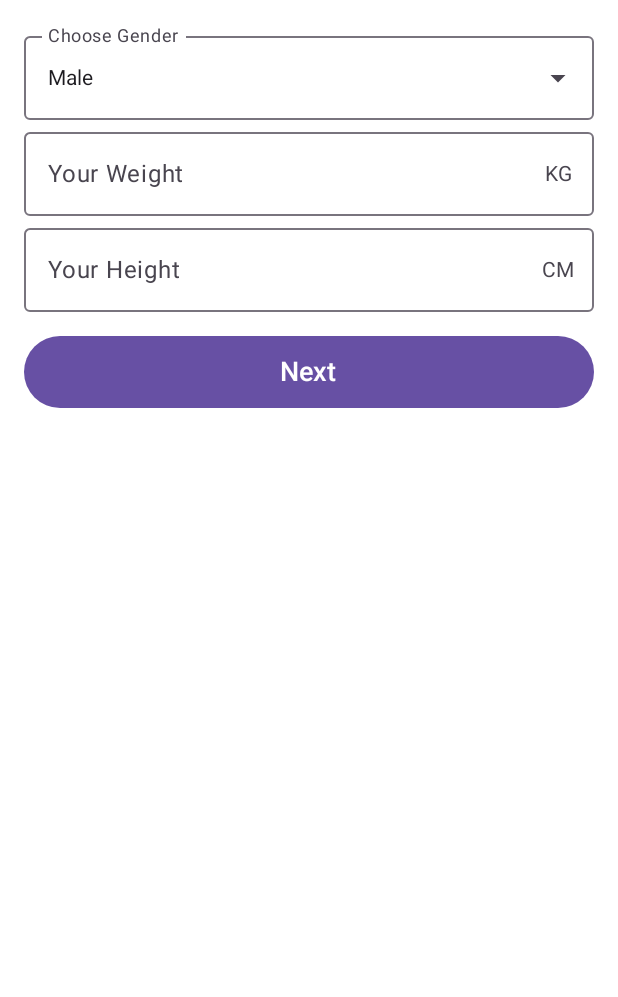
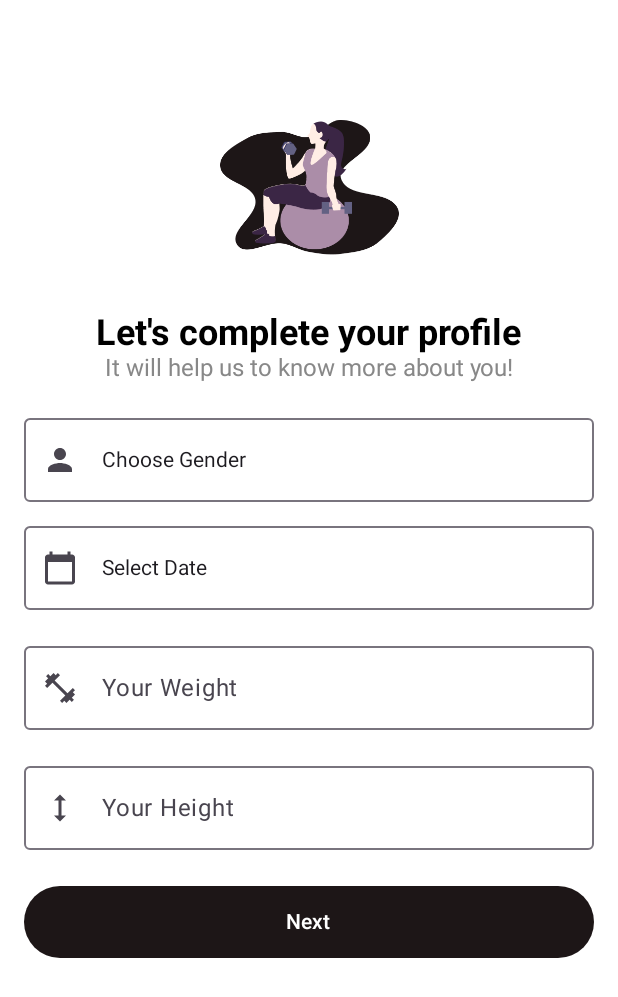
Before and after one commit to Haikalwelp/DreamShape-Fitness, an Android app built with Jetpack Compose: the @Preview function CompleteProfileScreenPreview, on a phone screen of 412 x 824 dp. Shown: the top 997 px of the screen. Run offline under Robolectric (Android 15) with nearby library versions, the phone set to English and light mode, and no system bars.

Commit message:
v 0.0.4
Updated RegisterCont.kt screen.
Updated AppComponents.kt

```diff
--- a/app/src/main/AndroidManifest.xml
+++ b/app/src/main/AndroidManifest.xml
@@ -4,7 +4,6 @@
 
     <uses-permission android:name="android.permission.INTERNET" />
     <uses-permission android:name="android.permission.ACCESS_NETWORK_STATE" />
-
 
     <application
         android:allowBackup="true"
@@ -16,6 +15,9 @@
         android:supportsRtl="true"
         android:theme="@style/Theme.DSFitness"
         tools:targetApi="31">
+        <activity
+            android:name=".screens.Home"
+            android:exported="false" />
         <activity
             android:name=".MainActivity"
             android:exported="true"
--- a/app/src/main/java/com/dreamshape/dsfitness/components/AppComponents.kt
+++ b/app/src/main/java/com/dreamshape/dsfitness/components/AppComponents.kt
@@ -1,17 +1,26 @@
+@file:OptIn(ExperimentalMaterial3Api::class)
+
 package com.dreamshape.dsfitness.components
 
+import androidx.appcompat.app.AppCompatActivity
 import androidx.compose.foundation.Image
 import androidx.compose.foundation.background
-import androidx.compose.foundation.layout.Spacer
+import androidx.compose.foundation.clickable
 import androidx.compose.foundation.layout.aspectRatio
 import androidx.compose.foundation.layout.fillMaxWidth
 import androidx.compose.foundation.layout.height
 import androidx.compose.foundation.layout.padding
 import androidx.compose.foundation.layout.size
 import androidx.compose.foundation.shape.CircleShape
+import androidx.compose.foundation.text.KeyboardOptions
+import androidx.compose.material.DropdownMenuItem
 import androidx.compose.material.icons.Icons
 import androidx.compose.material.icons.filled.ArrowForward
+import androidx.compose.material.icons.filled.CalendarToday
+import androidx.compose.material.icons.filled.Person
 import androidx.compose.material3.Button
+import androidx.compose.material3.ButtonDefaults
+import androidx.compose.material3.DropdownMenu
 import androidx.compose.material3.ExperimentalMaterial3Api
 import androidx.compose.material3.Icon
 import androidx.compose.material3.IconButton
@@ -19,19 +28,27 @@ import androidx.compose.material3.MaterialTheme
 import androidx.compose.material3.OutlinedTextField
 import androidx.compose.material3.Text
 import androidx.compose.runtime.Composable
+import androidx.compose.runtime.getValue
+import androidx.compose.runtime.mutableStateOf
+import androidx.compose.runtime.remember
+import androidx.compose.runtime.setValue
 import androidx.compose.ui.Modifier
 import androidx.compose.ui.draw.clip
 import androidx.compose.ui.graphics.Color
 import androidx.compose.ui.graphics.painter.Painter
 import androidx.compose.ui.graphics.vector.ImageVector
 import androidx.compose.ui.layout.ContentScale
+import androidx.compose.ui.platform.LocalContext
 import androidx.compose.ui.res.painterResource
 import androidx.compose.ui.text.font.FontWeight
+import androidx.compose.ui.text.input.KeyboardType
 import androidx.compose.ui.text.input.PasswordVisualTransformation
 import androidx.compose.ui.text.input.VisualTransformation
 import androidx.compose.ui.text.style.TextAlign
+import androidx.compose.ui.tooling.preview.Preview
 import androidx.compose.ui.unit.dp
 import androidx.compose.ui.unit.sp
+import com.google.android.material.datepicker.MaterialDatePicker
 
 @Composable
 fun DSImage(modifier: Modifier = Modifier, image: Painter) {
@@ -60,7 +77,8 @@ fun DSText(modifier: Modifier = Modifier, text: String) {
 fun DSButton(modifier: Modifier = Modifier, text: String, onClick: () -> Unit) {
     Button(
         onClick = onClick,
-        modifier = modifier.fillMaxWidth()
+        modifier = modifier.fillMaxWidth() then Modifier.height(48.dp), // Adjust the height as needed
+        colors = ButtonDefaults.buttonColors(containerColor = Color(0xFF1D1617))
     ) {
         Text(
             text = text,
@@ -68,6 +86,7 @@ fun DSButton(modifier: Modifier = Modifier, text: String, onClick: () -> Unit) {
         )
     }
 }
+
 
 
 //Onboarding Components
@@ -150,3 +169,109 @@ fun DSInputField(
             .fillMaxWidth()
     )
 }
+
+@Preview(showBackground = true)
+@Composable
+fun DSButton() {
+        DSButton(text = "Get Started", onClick = {})
+}
+
+@Composable
+fun DatePickerComponent(selectedDate: String, onDateSelected: (String) -> Unit) {
+    val context = LocalContext.current
+    val datePickerDialog = MaterialDatePicker.Builder.datePicker().build()
+
+    OutlinedTextField(
+        value = if (selectedDate.isNotEmpty()) selectedDate else "Select Date",
+        onValueChange = { /* Do nothing as the date is picked from the dialog */ },
+        leadingIcon = {
+            Icon(Icons.Filled.CalendarToday, contentDescription = "Calendar Icon")
+        },
+        readOnly = true,
+        modifier = Modifier
+            .fillMaxWidth()
+            .clickable {
+                datePickerDialog.show((context as AppCompatActivity).supportFragmentManager, "DATE_PICKER")
+            }
+    )
+
+    datePickerDialog.addOnPositiveButtonClickListener {
+        // Use SimpleDateFormat or any other formatting as needed
+        onDateSelected(datePickerDialog.headerText)
+    }
+}
+
+
+@Preview(showBackground = true)
+@Composable
+fun DatePickerComponentPreview() {
+    DatePickerComponent(selectedDate = "") {}
+}
+
+@Composable
+fun GenderSelectorComponent(selectedGender: String, onGenderSelected: (String) -> Unit) {
+    var expanded by remember { mutableStateOf(false) }
+    val genders = listOf("Male", "Female", "Other")
+
+    OutlinedTextField(
+        value = selectedGender,
+        onValueChange = { /* Do nothing as the gender is picked from the dropdown */ },
+        leadingIcon = {
+            Icon(Icons.Filled.Person, contentDescription = "Person Icon")
+        },
+        readOnly = true,
+        modifier = Modifier
+            .fillMaxWidth()
+            .clickable { expanded = true }
+    )
+
+    DropdownMenu(
+        expanded = expanded,
+        onDismissRequest = { expanded = false },
+        modifier = Modifier.fillMaxWidth()
+    ) {
+        genders.forEach { gender ->
+            DropdownMenuItem(onClick = {
+                onGenderSelected(gender)
+                expanded = false
+            }) {
+                Text(text = gender)
+            }
+        }
+    }
+}
+
+
+@Preview(showBackground = true)
+@Composable
+fun GenderSelectorComponentPreview() {
+    GenderSelectorComponent(selectedGender = "") {}
+}
+
+@Composable
+fun ImageComponent(drawableId: Int) {
+    Image(
+        painter = painterResource(id = drawableId),
+        contentDescription = "Profile Image",
+        modifier = Modifier.size(128.dp)
+    )
+}
+
+@Composable
+fun InputFieldComponent(
+    value: String,
+    onValueChange: (String) -> Unit,
+    label: String,
+    leadingIcon: @Composable (() -> Unit)? = null
+) {
+    OutlinedTextField(
+        value = value,
+        onValueChange = onValueChange,
+        label = { Text(label) },
+        leadingIcon = leadingIcon,
+        singleLine = true,
+        modifier = Modifier
+            .fillMaxWidth(),
+        keyboardOptions = KeyboardOptions(keyboardType = KeyboardType.Number)
+    )
+}
--- a/app/src/main/java/com/dreamshape/dsfitness/screens/RegisterCont.kt
+++ b/app/src/main/java/com/dreamshape/dsfitness/screens/RegisterCont.kt
@@ -1,138 +1,109 @@
-import android.app.DatePickerDialog
-import androidx.compose.foundation.clickable
-import androidx.compose.foundation.layout.*
-import androidx.compose.foundation.text.KeyboardActions
-import androidx.compose.foundation.text.KeyboardOptions
+
+import androidx.compose.foundation.layout.Column
+import androidx.compose.foundation.layout.Spacer
+import androidx.compose.foundation.layout.fillMaxSize
+import androidx.compose.foundation.layout.height
+import androidx.compose.foundation.layout.padding
+import androidx.compose.foundation.rememberScrollState
+import androidx.compose.foundation.verticalScroll
 import androidx.compose.material.icons.Icons
-import androidx.compose.material.icons.filled.ArrowDropDown
-import androidx.compose.material.icons.filled.DateRange
-import androidx.compose.material3.*
-import androidx.compose.runtime.*
+import androidx.compose.material.icons.filled.FitnessCenter
+import androidx.compose.material.icons.filled.Height
+import androidx.compose.material3.Icon
+import androidx.compose.material3.Text
+import androidx.compose.runtime.Composable
+import androidx.compose.runtime.getValue
+import androidx.compose.runtime.mutableStateOf
+import androidx.compose.runtime.remember
+import androidx.compose.runtime.setValue
 import androidx.compose.ui.Alignment
 import androidx.compose.ui.Modifier
-import androidx.compose.ui.graphics.painter.Painter
-import androidx.compose.ui.platform.LocalContext
-import androidx.compose.ui.res.painterResource
-import androidx.compose.ui.text.input.ImeAction
-import androidx.compose.ui.text.input.KeyboardType
+import androidx.compose.ui.graphics.Color
+import androidx.compose.ui.text.TextStyle
+import androidx.compose.ui.text.font.FontWeight
 import androidx.compose.ui.tooling.preview.Preview
 import androidx.compose.ui.unit.dp
 import androidx.compose.ui.unit.sp
-import com.dreamshape.dsfitness.components.DSImage
-import com.google.android.material.datepicker.MaterialDatePicker
 import com.dreamshape.dsfitness.R
-import java.text.SimpleDateFormat
-import java.util.*
+import com.dreamshape.dsfitness.components.DSButton
+import com.dreamshape.dsfitness.components.DatePickerComponent
+import com.dreamshape.dsfitness.components.GenderSelectorComponent
+import com.dreamshape.dsfitness.components.ImageComponent
+import com.dreamshape.dsfitness.components.InputFieldComponent
 
-@OptIn(ExperimentalMaterial3Api::class)
+
 @Composable
 fun CompleteProfileScreen() {
-    var gender by remember { mutableStateOf("Male") }
+    // State holders for each input field
+    var selectedGender by remember { mutableStateOf("Choose Gender") }
     var dateOfBirth by remember { mutableStateOf("") }
     var weight by remember { mutableStateOf("") }
     var height by remember { mutableStateOf("") }
-    var expanded by remember { mutableStateOf(false) }
-    var showDatePicker by remember { mutableStateOf(false) }
-    val genderOptions = listOf("Male", "Female", "Helicopter")
 
     Column(
         modifier = Modifier
             .fillMaxSize()
-            .padding(16.dp),
+            .padding(16.dp)
+            .verticalScroll(rememberScrollState()),
         horizontalAlignment = Alignment.CenterHorizontally
     ) {
-        // Image and texts remain unchanged
+        Spacer(modifier = Modifier.height(32.dp))
 
-        ExposedDropdownMenuBox(
-            expanded = expanded,
-            onExpandedChange = { expanded = !expanded }
-        ) {
-            OutlinedTextField(
-                value = gender,
-                onValueChange = { gender = it },
-                label = { Text("Choose Gender") },
-                modifier = Modifier.fillMaxWidth(),
-                trailingIcon = { Icon(Icons.Default.ArrowDropDown, contentDescription = null) },
-                readOnly = true // Make it read-only
+        // Placeholder for ImageComponent
+        ImageComponent(drawableId = R.drawable.rgrimage1)
+
+        Spacer(modifier = Modifier.height(32.dp))
+        Text(
+            "Let's complete your profile",
+            style = TextStyle(
+                fontSize = 24.sp,
+                fontWeight = FontWeight.Bold,
+                color = Color.Black
             )
-            ExposedDropdownMenu(
-                expanded = expanded,
-                onDismissRequest = { expanded = false }
-            ) {
-                genderOptions.forEach { selection ->
-                    DropdownMenuItem(
-                        text = { Text(selection) },
-                        onClick = {
-                            gender = selection
-                            expanded = false
-                        }
-                    )
-                }
-            }
-        }
+        )
+        Text(
+            "It will help us to know more about you!",
+            style = TextStyle(
+                fontSize = 16.sp,
+                fontWeight = FontWeight.Normal,
+                color = Color.Gray
+            )
+        )
 
-        OutlinedTextField(
+        Spacer(modifier = Modifier.height(24.dp))
+        GenderSelectorComponent(selectedGender = selectedGender, onGenderSelected = { selectedGender = it })
+
+        Spacer(modifier = Modifier.height(16.dp))
+        DatePickerComponent(selectedDate = dateOfBirth, onDateSelected = { dateOfBirth = it })
+
+        Spacer(modifier = Modifier.height(16.dp))
+        InputFieldComponent(
             value = weight,
             onValueChange = { weight = it },
-            label = { Text("Your Weight") },
-            trailingIcon = { Text("KG") },
-            modifier = Modifier.fillMaxWidth(),
-            keyboardOptions = KeyboardOptions.Default.copy(imeAction = ImeAction.Next),
-            keyboardActions = KeyboardActions(onNext = { /* Handle next focus */ })
+            label = "Your Weight",
+            leadingIcon = { Icon(Icons.Filled.FitnessCenter, contentDescription = "Weight Icon") }
         )
-        OutlinedTextField(
+
+        Spacer(modifier = Modifier.height(16.dp))
+        InputFieldComponent(
             value = height,
             onValueChange = { height = it },
-            label = { Text("Your Height") },
-            trailingIcon = { Text("CM") },
-            modifier = Modifier.fillMaxWidth(),
-            keyboardOptions = KeyboardOptions.Default.copy(imeAction = ImeAction.Done),
-            keyboardActions = KeyboardActions(onDone = { /* Handle done action */ })
+            label = "Your Height",
+            leadingIcon = { Icon(Icons.Filled.Height, contentDescription = "Height Icon") }
         )
-        Spacer(modifier = Modifier.height(16.dp))
-        Button(
-            onClick = { /* Handle next button click */ },
-            modifier = Modifier
-                .fillMaxWidth()
-                .height(48.dp)
-        ) {
-            Text("Next", fontSize = 18.sp)
+
+        Spacer(modifier = Modifier.height(24.dp))
+        DSButton(text = "Next") {
+            // Handle the click event
         }
     }
 }
 
 
+// ... Include all the other component functions here as previously defined
 
+@Preview(showBackground = true)
 @Composable
-fun ShowDatePickerDialog(
-    date: String,
-    onDateSelected: (String) -> Unit
-) {
-    val context = LocalContext.current
-    val formatter = SimpleDateFormat("dd/MM/yyyy", Locale.getDefault())
-    var selectedDate = Calendar.getInstance()
-    try {
-        selectedDate.time = formatter.parse(date) ?: Calendar.getInstance().time
-    } catch (e: Exception) {
-        selectedDate = Calendar.getInstance()
-    }
-
-    val datePickerDialog = DatePickerDialog(
-        context,
-        { _, year, month, dayOfMonth ->
-            val calendar = Calendar.getInstance()
-            calendar.set(year, month, dayOfMonth)
-            onDateSelected(formatter.format(calendar.time))
-        }, selectedDate.get(Calendar.YEAR), selectedDate.get(Calendar.MONTH), selectedDate.get(Calendar.DAY_OF_MONTH)
-    )
-
-    LaunchedEffect(Unit) {
-        datePickerDialog.show()
-    }
-}
-
-
-@Preview(showBackground = true, showSystemUi = true)
-@Composable fun CompleteProfileScreenPreview() {
+fun CompleteProfileScreenPreview() {
     CompleteProfileScreen()
 }
--- a/app/src/main/java/com/dreamshape/dsfitness/screens/SuccessScreen.kt
+++ b/app/src/main/java/com/dreamshape/dsfitness/screens/SuccessScreen.kt
@@ -13,6 +13,8 @@ import androidx.compose.ui.res.painterResource
 import androidx.compose.ui.tooling.preview.Preview
 import androidx.compose.ui.unit.dp
 import androidx.lifecycle.viewmodel.compose.viewModel
+import androidx.navigation.NavController
+import com.dreamshape.dsfitness.Destinations
 import com.dreamshape.dsfitness.LoginViewModel
 import com.dreamshape.dsfitness.R
 import com.dreamshape.dsfitness.components.DSButton
@@ -20,7 +22,7 @@ import com.dreamshape.dsfitness.components.OnboardingText
 import com.dreamshape.dsfitness.components.OnboardingTitle
 
 @Composable
-fun SuccessScreen(userName: String, userViewModel: LoginViewModel.UserViewModel = viewModel(), onContinueClicked: () -> Unit) {
+fun SuccessScreen(userName: String, navController: NavController, userViewModel: LoginViewModel.UserViewModel = viewModel()) {
     // Assuming the success image is stored in the drawable resource folder
     val successImage: Painter = painterResource(id = R.drawable.success)
     Column(
@@ -50,7 +52,7 @@ fun SuccessScreen(userName: String, userViewModel: LoginViewModel.UserViewModel
         // Continue button
         DSButton(
             text = "Complete Your Profile",
-            onClick = onContinueClicked
+            onClick = { navController.navigate(Destinations.CompleteProfileScreen) }
         )
     }
 }
--- a/app/src/main/java/com/dreamshape/dsfitness/ui/theme/Theme.kt
+++ b/app/src/main/java/com/dreamshape/dsfitness/ui/theme/Theme.kt
@@ -62,6 +62,8 @@ fun DSFitnessTheme(
         }
     }
 
+
+
     MaterialTheme(
         colorScheme = colorScheme,
         typography = Typography,
```
Also changed, not shown: app/build.gradle.kts (+7 -0 lines), app/src/main/java/com/dreamshape/dsfitness/NavGraph.kt (+8 -8 lines), app/src/main/java/com/dreamshape/dsfitness/screens/RegistrationScreen.kt (+12 -7 lines).
